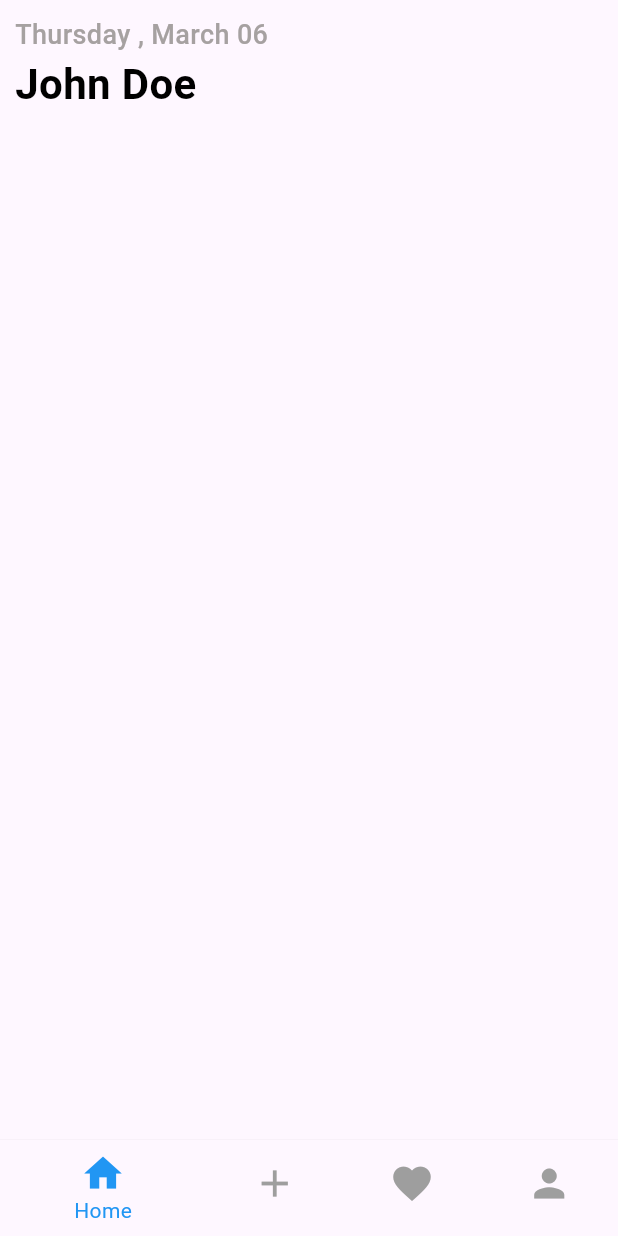
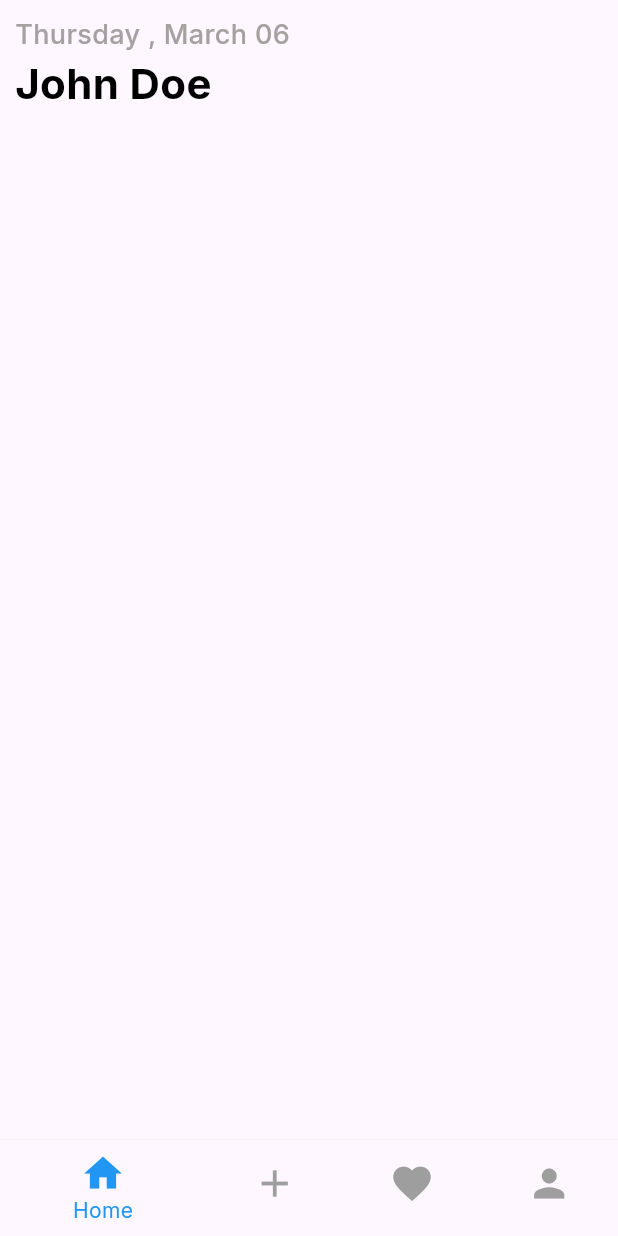
Before and after one commit to teshankalhara/planner-app-flutter, a Flutter app: the screen it shows after launch, on a phone screen of 412 x 824 dp. Run offline on Flutter 3.47's test engine with Material 3 defaults, Android fonts, the phone set to English and light mode, and no system bars; our stand-ins replace google_fonts.

Commit message:
feat: update app theme with Google Fonts and change primary color to blue

```diff
--- a/lib/main.dart
+++ b/lib/main.dart
@@ -1,5 +1,6 @@
 import 'package:flutter/material.dart';
 import 'package:planner_app/widgets/main_screen.dart';
+import 'package:google_fonts/google_fonts.dart';
 
 void main() {
   runApp(const MyApp());
@@ -12,11 +13,13 @@ class MyApp extends StatelessWidget {
   Widget build(BuildContext context) {
     return MaterialApp(
       debugShowCheckedModeBanner: false,
-      title: 'Planner App',
       theme: ThemeData(
-        colorScheme: ColorScheme.fromSeed(seedColor: Colors.deepPurple),
+        primaryColor: Colors.blue,
+        textTheme: GoogleFonts.interTextTheme(Theme.of(context).textTheme),
         useMaterial3: true,
       ),
+      title: 'Planner App',
+
       home: MainScreen(),
     );
   }
```
